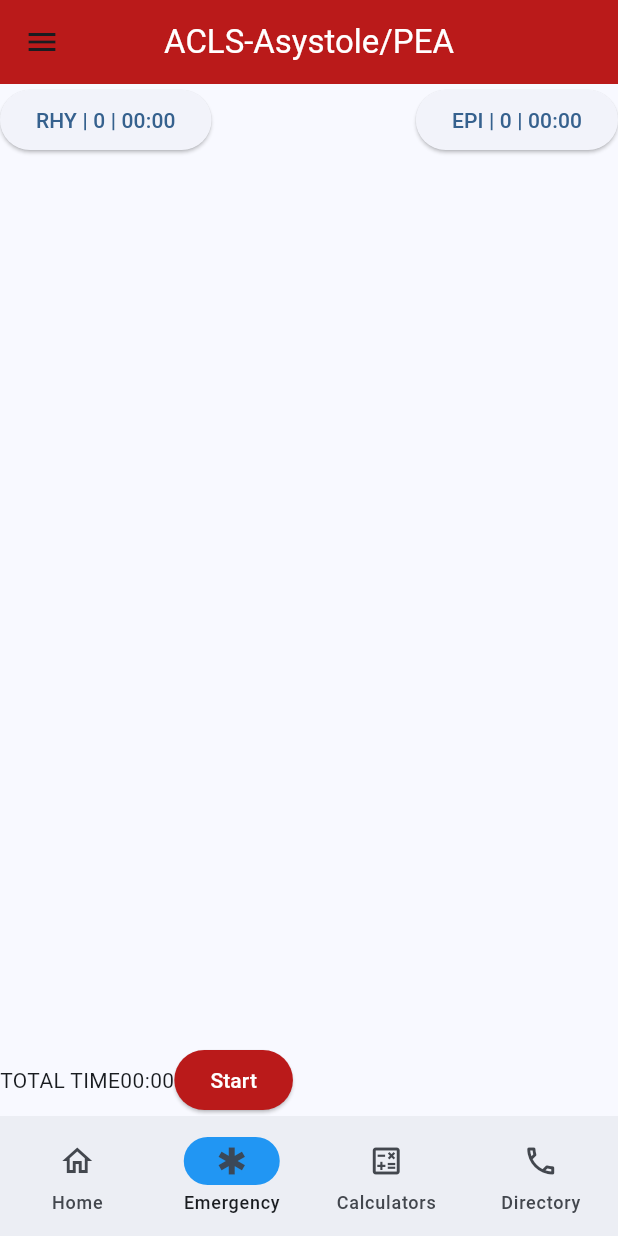
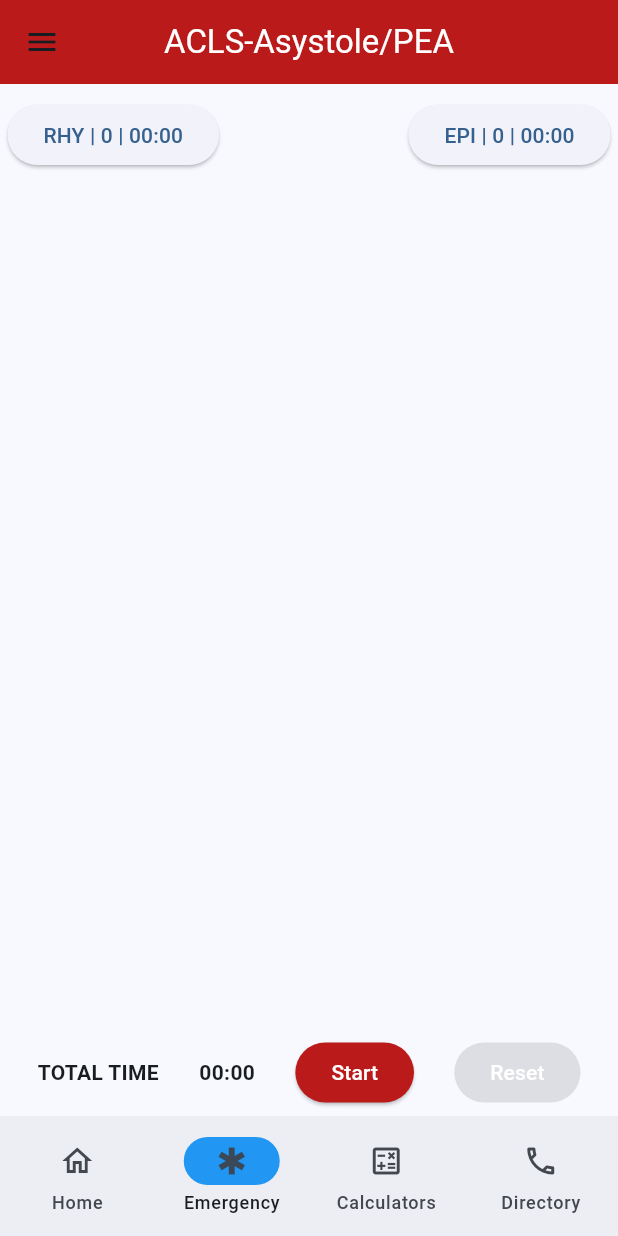
Before and after one commit to dancingdarwin/anesthesia_handbook, a Flutter app: the screen it shows after launch, after a tap on "Emergency Manual", after a tap on "ACLS-Asystole/PEA", on a phone screen of 412 x 824 dp. Run offline on Flutter 3.47's test engine with Material 3 defaults, Android fonts, the phone set to English and light mode, and no system bars; our stand-ins replace flutter_markdown, flutter_riverpod, flutter_staggered_animations, font_awesome_flutter, go_router, riverpod_annotation; missing offline and left inert: sherlock; generated files the repository leaves out were written again.

Commit message:
ACLS Buttons  implemented with flashing animations

```diff
--- a/lib/EmergencyManual/emergency_page.dart
+++ b/lib/EmergencyManual/emergency_page.dart
@@ -67,9 +67,13 @@ class _EmergencyPageState extends State<EmergencyPage> {
     _emergencyPage = switch (widget.pageTitle) {
       'ACLS-AsystolePEA' => Column(
         children: [
+          const SizedBox(height: 10),
           const PEAButtons(),
+          const SizedBox(height: 10),
           Expanded(child: _allCards,),
+          const SizedBox(height: 5),
           const MainTimer(),
+          const SizedBox(height: 5),
         ],
       ),
       _ => _allCards,
--- a/lib/EmergencyManual/timer_button.dart
+++ b/lib/EmergencyManual/timer_button.dart
@@ -1,3 +1,5 @@
+import 'package:anesthesia_handbook/util.dart';
+
 import './acls_timers.dart';
 import 'package:flutter/material.dart';
 import 'package:flutter_riverpod/flutter_riverpod.dart';
@@ -39,10 +41,7 @@ class TimerButton extends StatelessWidget {
 
   @override
   Widget build(BuildContext context) {
-    return ElevatedButton(
-      onPressed: onPressed,
-      //style: ElevatedButton.styleFrom(backgroundColor: theme.colorScheme.primary),
-      child: Row(
+    Widget child = Row(
       children: [
         Row(
           children: [
@@ -52,8 +51,21 @@ class TimerButton extends StatelessWidget {
         ),
         //Text(time)
       ],
-      ),
     );
+
+    if (time / 60000 < frequency) {
+      return ElevatedButton(
+        onPressed: onPressed,
+        //style: ElevatedButton.styleFrom(backgroundColor: theme.colorScheme.primary),
+        child: child,
+      );
+    } else {
+      return BlinkingButton(
+        startColor: Colors.white,
+        endColor: Colors.red[200]!,
+        onPressed: onPressed,
+        child: child,);
+    }
   }
 }
 
@@ -110,11 +122,13 @@ class PEAButtons extends StatelessWidget {
 
   @override
   Widget build(BuildContext context) {
-    return Row(
+    return const Row(
       children: [
-        const CPRButton(),
-        Expanded(child: Container(),),
-        const EpiButton(),
+        SizedBox(width: 5,),
+        CPRButton(),
+        Spacer(),
+        EpiButton(),
+        SizedBox(width: 5,),
       ],
     );
   }
@@ -146,14 +160,26 @@ class MainTimer extends ConsumerWidget {
     ElevatedButton startStop = ElevatedButton(
       onPressed: timersState['running'] == 1 ? ref.read(aclsTimersProvider.notifier).stopMain : ref.read(aclsTimersProvider.notifier).startMain,
       style: ElevatedButton.styleFrom(backgroundColor: theme.colorScheme.error),
-      child: Text(timersState['running'] == 1 ? 'Stop' : 'Start',style: TextStyle(color: theme.colorScheme.onError)),
+      child: Text(timersState['running'] == 1 ? 'Pause' : 'Start',style: TextStyle(color: theme.colorScheme.onError)),
+    );
+
+    ElevatedButton reset = ElevatedButton(
+      onPressed: timersState['pulseChecks']! > 0 ? ref.read(aclsTimersProvider.notifier).resetMain : null,
+      style: ElevatedButton.styleFrom(backgroundColor: theme.colorScheme.error),
+      child: Text('Reset',style: TextStyle(color: theme.colorScheme.onError)),
     );
 
     return Row(
       children: [
-        const Text('TOTAL TIME'),
-        Text(TimerButton.formatTime(timersState['mainTime'] ?? 0)),
+        const SizedBox(width: 25,),
+        const Text('TOTAL TIME', style: TextStyle(fontWeight: FontWeight.bold),),
+        const Spacer(),
+        Text(TimerButton.formatTime(timersState['mainTime'] ?? 0), style: TextStyle(fontWeight: FontWeight.bold),),
+        const Spacer(),
         startStop,
+        const Spacer(),
+        reset,
+        const SizedBox(width: 25,),
       ],
     );
   }
```
Also changed, not shown: lib/EmergencyManual/acls_timers.dart (+26 -1 lines), lib/util.dart (+62 -0 lines), lib/EmergencyManual/acls_timers.g.dart. Lines whose indentation alone changed are shown as unchanged.
